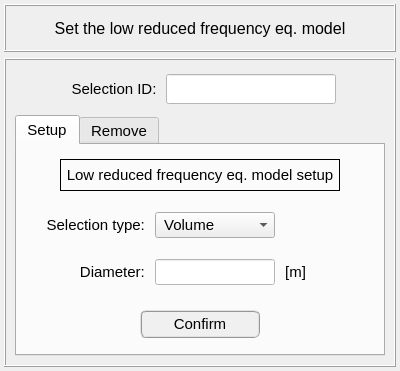
First picture: the form in data/ui_files/model/acoustic/lrf_eq_model_inputs.ui, repository MOPT-UFSC/VIBRA, before the edit.
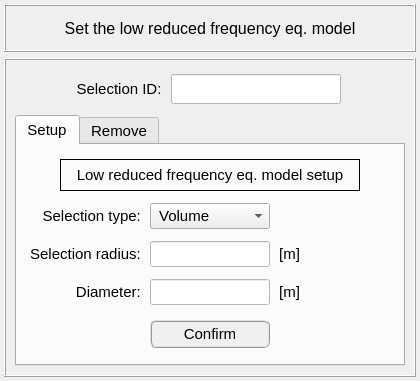
Second picture: the form after the edit.

Commit message: Adds surface picking in LRF model

Patch:
```diff
--- a/data/ui_files/model/acoustic/lrf_eq_model_inputs.ui
+++ b/data/ui_files/model/acoustic/lrf_eq_model_inputs.ui
@@ -6,10 +6,16 @@
    <rect>
     <x>0</x>
     <y>0</y>
-    <width>400</width>
-    <height>371</height>
+    <width>420</width>
+    <height>381</height>
    </rect>
   </property>
+  <property name="minimumSize">
+   <size>
+    <width>420</width>
+    <height>0</height>
+   </size>
+  </property>
   <property name="windowTitle">
    <string>Set the low reduced frequency eq. model</string>
   </property>
@@ -224,7 +230,7 @@
         </property>
         <property name="maximumSize">
          <size>
-          <width>380</width>
+          <width>400</width>
           <height>16777215</height>
          </size>
         </property>
@@ -366,7 +372,73 @@
              <property name="bottomMargin">
               <number>0</number>
              </property>
-             <item row="1" column="0">
+             <item row="1" column="1">
+              <widget class="QLabel" name="label_selection_type_2">
+               <property name="minimumSize">
+                <size>
+                 <width>120</width>
+                 <height>26</height>
+                </size>
+               </property>
+               <property name="maximumSize">
+                <size>
+                 <width>120</width>
+                 <height>26</height>
+                </size>
+               </property>
+               <property name="font">
+                <font>
+                 <family>MS Shell Dlg 2</family>
+                 <pointsize>11</pointsize>
+                 <weight>50</weight>
+                 <italic>false</italic>
+                 <bold>false</bold>
+                </font>
+               </property>
+               <property name="text">
+                <string>Selection radius: </string>
+               </property>
+               <property name="alignment">
+                <set>Qt::AlignRight|Qt::AlignTrailing|Qt::AlignVCenter</set>
+               </property>
+              </widget>
+             </item>
+             <item row="1" column="2">
+              <widget class="QLineEdit" name="lineEdit_selection_radius">
+               <property name="minimumSize">
+                <size>
+                 <width>120</width>
+                 <height>26</height>
+                </size>
+               </property>
+               <property name="maximumSize">
+                <size>
+                 <width>120</width>
+                 <height>26</height>
+                </size>
+               </property>
+               <property name="font">
+                <font>
+                 <family>MS Shell Dlg 2</family>
+                 <pointsize>10</pointsize>
+                 <weight>50</weight>
+                 <italic>false</italic>
+                 <bold>false</bold>
+                </font>
+               </property>
+               <property name="toolTip">
+                <string>&lt;html&gt;&lt;head/&gt;&lt;body&gt;&lt;p&gt;Selection radius of interest in meters.&lt;/p&gt;&lt;/body&gt;&lt;/html&gt;</string>
+               </property>
+               <property name="styleSheet">
+                <string notr="true">color: rgb(0, 0, 255);
+background-color: rgb(255, 255, 255);</string>
+               </property>
+               <property name="alignment">
+                <set>Qt::AlignCenter</set>
+               </property>
+              </widget>
+             </item>
+             <item row="2" column="0">
               <widget class="QFrame" name="frame_9">
                <property name="frameShape">
                 <enum>QFrame::NoFrame</enum>
@@ -386,7 +458,38 @@
                </property>
               </widget>
              </item>
-             <item row="1" column="2">
+             <item row="0" column="1">
+              <widget class="QLabel" name="label_selection_type">
+               <property name="minimumSize">
+                <size>
+                 <width>120</width>
+                 <height>26</height>
+                </size>
+               </property>
+               <property name="maximumSize">
+                <size>
+                 <width>120</width>
+                 <height>26</height>
+                </size>
+               </property>
+               <property name="font">
+                <font>
+                 <family>MS Shell Dlg 2</family>
+                 <pointsize>11</pointsize>
+                 <weight>50</weight>
+                 <italic>false</italic>
+                 <bold>false</bold>
+                </font>
+               </property>
+               <property name="text">
+                <string>Selection type: </string>
+               </property>
+               <property name="alignment">
+                <set>Qt::AlignRight|Qt::AlignTrailing|Qt::AlignVCenter</set>
+               </property>
+              </widget>
+             </item>
+             <item row="2" column="2">
               <widget class="QLineEdit" name="lineEdit_diameter">
                <property name="minimumSize">
                 <size>
@@ -423,17 +526,17 @@
                </property>
               </widget>
              </item>
-             <item row="1" column="1">
+             <item row="2" column="1">
               <widget class="QLabel" name="label_diameter">
                <property name="minimumSize">
                 <size>
-                 <width>110</width>
+                 <width>120</width>
                  <height>26</height>
                 </size>
                </property>
                <property name="maximumSize">
                 <size>
-                 <width>110</width>
+                 <width>120</width>
                  <height>26</height>
                 </size>
                </property>
@@ -454,17 +557,48 @@
                </property>
               </widget>
              </item>
-             <item row="1" column="3">
+             <item row="2" column="3">
               <widget class="QLabel" name="label_unit">
                <property name="minimumSize">
                 <size>
-                 <width>80</width>
+                 <width>120</width>
                  <height>26</height>
                 </size>
                </property>
                <property name="maximumSize">
                 <size>
-                 <width>80</width>
+                 <width>120</width>
+                 <height>26</height>
+                </size>
+               </property>
+               <property name="font">
+                <font>
+                 <family>MS Shell Dlg 2</family>
+                 <pointsize>11</pointsize>
+                 <weight>50</weight>
+                 <italic>false</italic>
+                 <bold>false</bold>
+                </font>
+               </property>
+               <property name="text">
+                <string> [m]</string>
+               </property>
+               <property name="alignment">
+                <set>Qt::AlignLeading|Qt::AlignLeft|Qt::AlignVCenter</set>
+               </property>
+              </widget>
+             </item>
+             <item row="1" column="3">
+              <widget class="QLabel" name="label_unit_2">
+               <property name="minimumSize">
+                <size>
+                 <width>120</width>
+                 <height>26</height>
+                </size>
+               </property>
+               <property name="maximumSize">
+                <size>
+                 <width>120</width>
                  <height>26</height>
                 </size>
                </property>
@@ -489,13 +623,13 @@
               <widget class="QComboBox" name="comboBox_selection_type">
                <property name="minimumSize">
                 <size>
-                 <width>0</width>
+                 <width>120</width>
                  <height>26</height>
                 </size>
                </property>
                <property name="maximumSize">
                 <size>
-                 <width>16777215</width>
+                 <width>120</width>
                  <height>26</height>
                 </size>
                </property>
@@ -516,37 +650,6 @@
                </item>
               </widget>
              </item>
-             <item row="0" column="1">
-              <widget class="QLabel" name="label_selection_type">
-               <property name="minimumSize">
-                <size>
-                 <width>110</width>
-                 <height>26</height>
-                </size>
-               </property>
-               <property name="maximumSize">
-                <size>
-                 <width>110</width>
-                 <height>26</height>
-                </size>
-               </property>
-               <property name="font">
-                <font>
-                 <family>MS Shell Dlg 2</family>
-                 <pointsize>11</pointsize>
-                 <weight>50</weight>
-                 <italic>false</italic>
-                 <bold>false</bold>
-                </font>
-               </property>
-               <property name="text">
-                <string>Selection type: </string>
-               </property>
-               <property name="alignment">
-                <set>Qt::AlignRight|Qt::AlignTrailing|Qt::AlignVCenter</set>
-               </property>
-              </widget>
-             </item>
             </layout>
            </widget>
           </item>
@@ -584,7 +687,7 @@
               <widget class="QLabel" name="label_title">
                <property name="maximumSize">
                 <size>
-                 <width>280</width>
+                 <width>300</width>
                  <height>32</height>
                 </size>
                </property>
```
Left out of the diff: 6 changed lines with no effect on the pictures. The commit also changes 1 other file.
